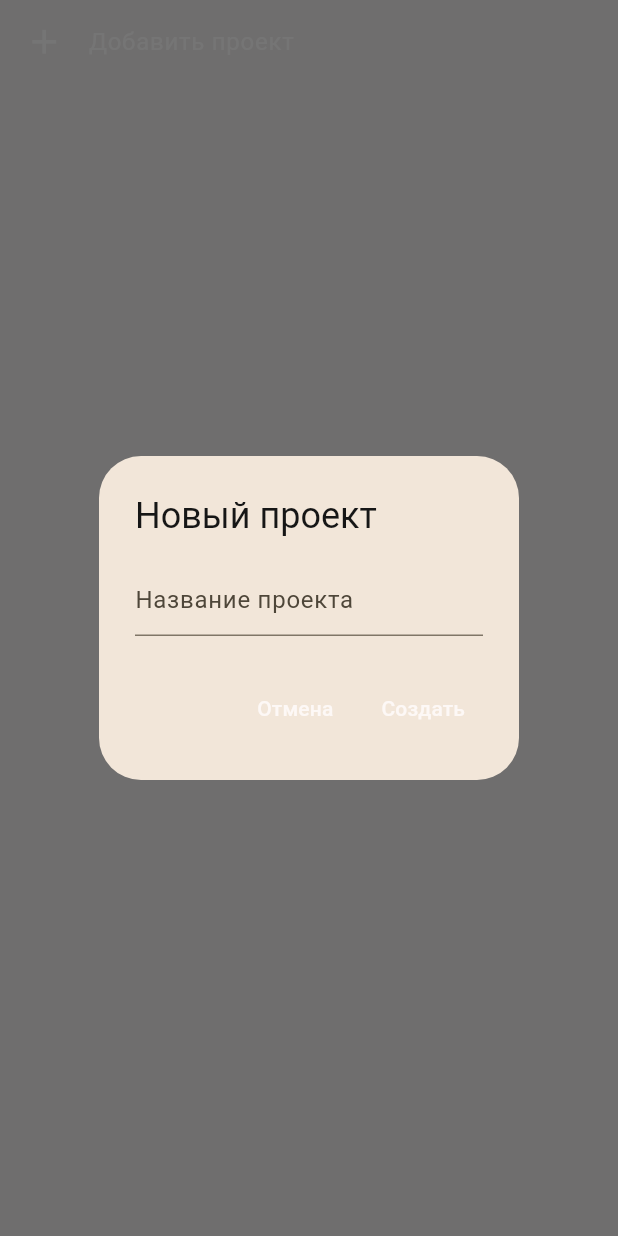
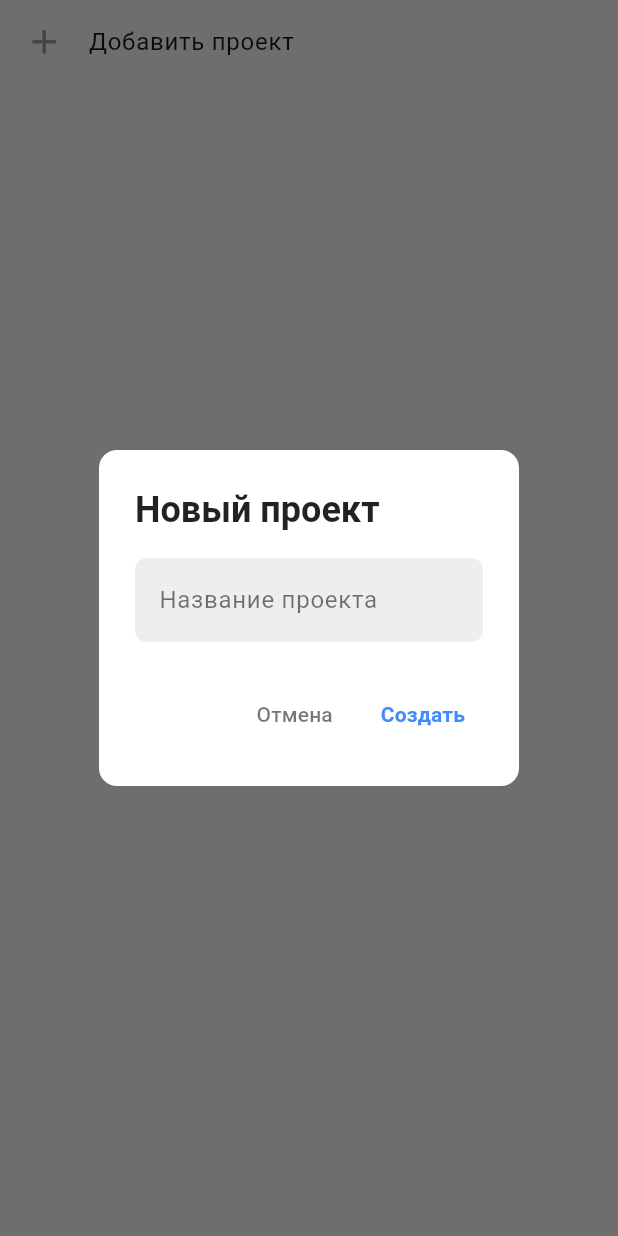
Before and after one commit to lumeiw/GTD_task, a Flutter app: the ProjectListWidget widget shown alone on an empty page, opened directly, after a tap on "Добавить проект", on a phone screen of 412 x 824 dp. Run offline on Flutter 3.47's test engine with Material 3 defaults, Android fonts, the phone set to English and light mode, and no system bars; our stand-ins replace flutter_bloc, get_it, go_router, injectable, shared_preferences; accounts and stored records are empty.

Commit message:
🐛 project: fix theme

```diff
--- a/lib/features/project/presentation/widget/project_list_widget.dart
+++ b/lib/features/project/presentation/widget/project_list_widget.dart
@@ -11,18 +11,68 @@ class ProjectListWidget extends StatelessWidget {
 
   void _createProjectDialog(BuildContext context) {
     final TextEditingController controller = TextEditingController();
+    final colorScheme = Theme.of(context).colorScheme;
     showDialog(
       context: context,
       builder: (context) => AlertDialog(
-        title: const Text('Новый проект'),
+        backgroundColor: colorScheme.brightness == Brightness.dark
+            ? const Color(0xFF424242)
+            : Colors.white,
+        shape: RoundedRectangleBorder(
+          borderRadius: BorderRadius.circular(12),
+        ),
+        title: Text(
+          'Новый проект',
+          style: TextStyle(
+            color: colorScheme.brightness == Brightness.dark
+                ? Colors.white
+                : Colors.black87,
+            fontWeight: FontWeight.bold,
+          ),
+        ),
         content: TextField(
           controller: controller,
-          decoration: const InputDecoration(hintText: 'Название проекта'),
+          decoration: InputDecoration(
+            hintText: 'Название проекта',
+            hintStyle: TextStyle(
+              color: colorScheme.brightness == Brightness.dark
+                  ? Colors.white70
+                  : Colors.black54,
+            ),
+            filled: true,
+            fillColor: colorScheme.brightness == Brightness.dark
+                ? const Color(0xFF616161)
+                : Colors.grey[200],
+            border: OutlineInputBorder(
+              borderRadius: BorderRadius.circular(8),
+              borderSide: BorderSide.none,
+            ),
+            enabledBorder: OutlineInputBorder(
+              borderRadius: BorderRadius.circular(8),
+              borderSide: BorderSide.none,
+            ),
+            focusedBorder: OutlineInputBorder(
+              borderRadius: BorderRadius.circular(8),
+              borderSide: const BorderSide(color: Colors.blueAccent),
+            ),
+          ),
+          style: TextStyle(
+            color: colorScheme.brightness == Brightness.dark
+                ? Colors.white
+                : Colors.black,
+          ),
         ),
         actions: [
           TextButton(
             onPressed: () => context.pop(),
-            child: const Text('Отмена'),
+            child: Text(
+              'Отмена',
+              style: TextStyle(
+                color: colorScheme.brightness == Brightness.dark
+                    ? Colors.white70
+                    : Colors.black54,
+              ),
+            ),
           ),
           TextButton(
             onPressed: () {
@@ -37,7 +87,13 @@ class ProjectListWidget extends StatelessWidget {
                 context.pop();
               }
             },
-            child: const Text('Создать'),
+            child: Text(
+              'Создать',
+              style: const TextStyle(
+                color: Colors.blueAccent,
+                fontWeight: FontWeight.bold,
+              ),
+            ),
           ),
         ],
       ),
@@ -46,6 +102,7 @@ class ProjectListWidget extends StatelessWidget {
 
   @override
   Widget build(BuildContext context) {
+    final colorScheme = Theme.of(context).colorScheme;
     return Column(
       crossAxisAlignment: CrossAxisAlignment.start,
       children: [
@@ -66,7 +123,7 @@ class ProjectListWidget extends StatelessWidget {
                     (project) => ListTile(
                       title: Text(
                         project.title,
-                        style: const TextStyle(color: Colors.white),
+                        style: TextStyle(),
                       ),
                       trailing: IconButton(
                         icon: const Icon(Icons.delete, color: Colors.red),
@@ -77,7 +134,8 @@ class ProjectListWidget extends StatelessWidget {
                       ),
                       onTap: () {
                         Scaffold.of(context).closeDrawer();
-                        context.go('/project/${project.id}', extra: project.title);
+                        context.go('/project/${project.id}',
+                            extra: project.title);
                       },
                     ),
                   ),
@@ -90,10 +148,13 @@ class ProjectListWidget extends StatelessWidget {
                     ),
                   ),
                 ListTile(
-                  leading: const Icon(Icons.add, color: Colors.white),
-                  title: const Text(
+                  leading: Icon(
+                    Icons.add,
+                    color: colorScheme.onSecondary,
+                  ),
+                  title: Text(
                     'Добавить проект',
-                    style: TextStyle(color: Colors.white),
+                    style: TextStyle(),
                   ),
                   onTap: () => _createProjectDialog(context),
                 ),
```
